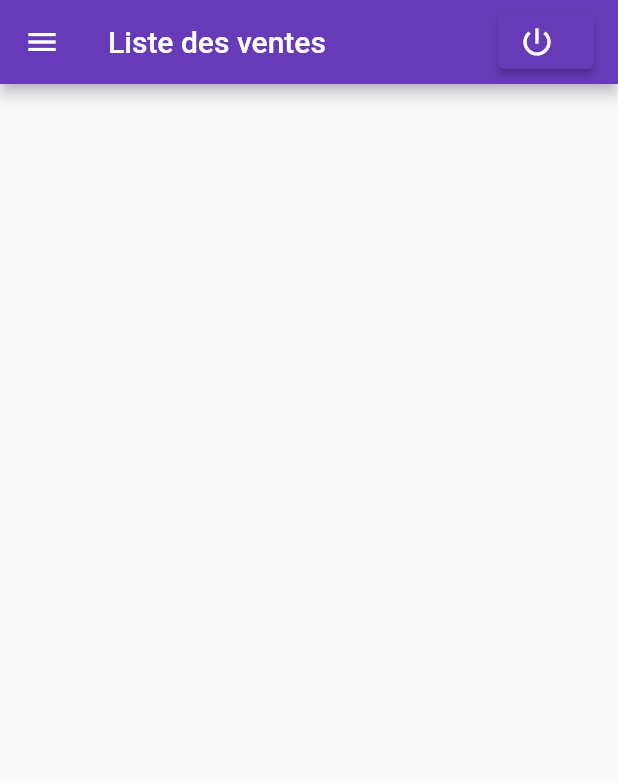
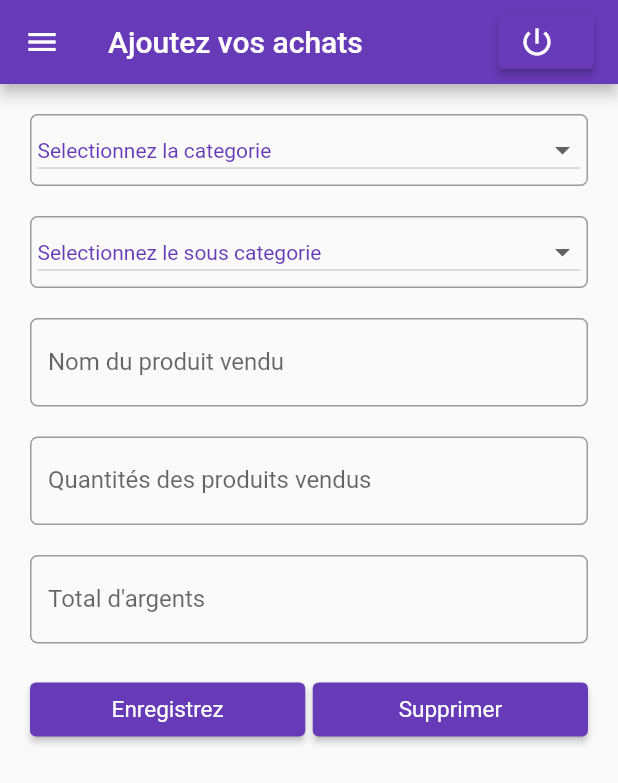
Before and after one commit to Kgermando/bm, a Flutter app: the AddAchatScreen screen opened directly, on a phone screen of 412 x 824 dp. Shown: the top 783 px of the screen. Run offline on Flutter 3.47's test engine with Material 2 defaults, Android fonts, the light colour scheme and no system bars; our stand-ins replace sqflite; accounts and stored records are empty.

Commit message:
add widgets form achat

```diff
--- a/lib/main.dart
+++ b/lib/main.dart
@@ -18,81 +18,3 @@ class MyApp extends StatelessWidget {
     );
   }
 }
-
-
-
-class MyHomePage extends StatefulWidget {
-  MyHomePage({Key? key, required this.title}) : super(key: key);
-
-  final String title;
-
-  @override
-  _MyHomePageState createState() => _MyHomePageState();
-}
-
-class _MyHomePageState extends State<MyHomePage> {
-  int _counter = 0;
-
-  void _incrementCounter() {
-    setState(() {
-      // This call to setState tells the Flutter framework that something has
-      // changed in this State, which causes it to rerun the build method below
-      // so that the display can reflect the updated values. If we changed
-      // _counter without calling setState(), then the build method would not be
-      // called again, and so nothing would appear to happen.
-      _counter++;
-    });
-  }
-
-  @override
-  Widget build(BuildContext context) {
-    // This method is rerun every time setState is called, for instance as done
-    // by the _incrementCounter method above.
-    //
-    // The Flutter framework has been optimized to make rerunning build methods
-    // fast, so that you can just rebuild anything that needs updating rather
-    // than having to individually change instances of widgets.
-    return Scaffold(
-      appBar: AppBar(
-        // Here we take the value from the MyHomePage object that was created by
-        // the App.build method, and use it to set our appbar title.
-        title: Text(widget.title),
-      ),
-      body: Center(
-        // Center is a layout widget. It takes a single child and positions it
-        // in the middle of the parent.
-        child: Column(
-          // Column is also a layout widget. It takes a list of children and
-          // arranges them vertically. By default, it sizes itself to fit its
-          // children horizontally, and tries to be as tall as its parent.
-          //
-          // Invoke "debug painting" (press "p" in the console, choose the
-          // "Toggle Debug Paint" action from the Flutter Inspector in Android
-          // Studio, or the "Toggle Debug Paint" command in Visual Studio Code)
-          // to see the wireframe for each widget.
-          //
-          // Column has various properties to control how it sizes itself and
-          // how it positions its children. Here we use mainAxisAlignment to
-          // center the children vertically; the main axis here is the vertical
-          // axis because Columns are vertical (the cross axis would be
-          // horizontal).
-          mainAxisAlignment: MainAxisAlignment.center,
-          children: <Widget>[
-            Text(
-              'You have pushed the button this many times:',
-            ),
-            Text(
-              '$_counter',
-              style: Theme.of(context).textTheme.headline4,
-            ),
-          ],
-        ),
-      ),
-      floatingActionButton: FloatingActionButton(
-        onPressed: _incrementCounter,
-        tooltip: 'Increment',
-        child: Icon(Icons.add),
-      ), // This trailing comma makes auto-formatting nicer for build methods.
-    );
-  }
-}
--- a/lib/src/produits/achats/aad_achat_screen.dart
+++ /dev/null
@@ -1,31 +0,0 @@
-import 'package:e_management/src/screens/sidebar_screen.dart';
-import 'package:flutter/material.dart';
-
-class AddAchatScreen extends StatefulWidget {
-  const AddAchatScreen({ Key? key }) : super(key: key);
-
-  @override
-  _AddAchatScreenState createState() => _AddAchatScreenState();
-}
-
-class _AddAchatScreenState extends State<AddAchatScreen> {
-  @override
-  Widget build(BuildContext context) {
-    return Scaffold(
-      appBar: AppBar(
-          title: Row(
-        mainAxisAlignment: MainAxisAlignment.spaceBetween,
-        children: <Widget>[
-          Text('Liste des ventes'),
-          ElevatedButton.icon(
-            onPressed: () {},
-            icon: Icon(Icons.power_settings_new),
-            label: Text(''),
-          ),
-        ],
-      )),
-      drawer: SideBarScreen(),
-      body: Container(),
-    );
-  }
-}
--- /dev/null
+++ b/lib/src/produits/achats/add_achat_screen.dart
@@ -0,0 +1,233 @@
+import 'package:e_management/src/screens/sidebar_screen.dart';
+import 'package:flutter/material.dart';
+
+class AddAchatScreen extends StatefulWidget {
+  const AddAchatScreen({Key? key}) : super(key: key);
+
+  @override
+  _AddAchatScreenState createState() => _AddAchatScreenState();
+}
+
+class _AddAchatScreenState extends State<AddAchatScreen> {
+  final ButtonStyle style =
+      ElevatedButton.styleFrom(textStyle: const TextStyle(fontSize: 10));
+  final String categorieValue =  'Selectionnez la categorie';
+  static var _categorie = <String>[
+    'Selectionnez la categorie',
+    'Pain',
+    'Lait',
+    'Boisson',
+    'Stylo',
+    'Cahier',
+    'Huile',
+    'Farine',
+    'Biscuit'
+  ];
+
+  final String sousCategorieValue = 'Selectionnez le sous categorie';
+  static var _sousCategorie = [
+    'Selectionnez le sous categorie',
+    'Baguette',
+    'Gateau',
+    'Kanga journee',
+    'Zest',
+    'Oragina',
+    'Bic Bic',
+    'Speciale',
+    'Salte',
+    'Rouge',
+    'Fromat',
+    'Fraine de manioc'
+  ];
+
+  @override
+  Widget build(BuildContext context) {
+    return Scaffold(
+      appBar: AppBar(
+          title: Row(
+        mainAxisAlignment: MainAxisAlignment.spaceBetween,
+        children: <Widget>[
+          Text('Ajoutez vos achats'),
+          ElevatedButton.icon(
+            onPressed: () {},
+            icon: Icon(Icons.power_settings_new),
+            label: Text(''),
+          ),
+        ],
+      )),
+      drawer: SideBarScreen(),
+      body: SingleChildScrollView(
+        child: Container(
+          margin: EdgeInsets.all(20.0),
+          child: Form(
+            child: Column(
+              children: [
+                categorieField(),
+                sousCategorieFIeld(),
+                nameProductField(),
+                quantityField(),
+                priceField(),
+                Row(
+                  children: [
+                    Expanded(
+                      child: saveForm(),
+                    ),
+                    SizedBox(
+                      width: 5.0,
+                    ),
+                    Expanded(
+                      child: deleteForm(),
+                    ),
+                  ],
+                ),
+              ],
+            )
+          ),
+        ),
+      ),
+    );
+  }
+
+  Widget categorieField() {
+    return Container(
+      margin: const EdgeInsets.only(bottom: 20.0),
+      child: Column(
+        children: [
+          // Text("Categorie"),
+          InputDecorator(
+            decoration: InputDecoration(
+                border:
+                  OutlineInputBorder(borderRadius: BorderRadius.circular(5.0)),
+                contentPadding: EdgeInsets.all(5.0),
+              ),
+            child: DropdownButton<String>(
+              value: categorieValue,
+              icon: const Icon(Icons.arrow_drop_down),
+              iconSize: 24,
+              elevation: 16,
+              isDense: true,
+              isExpanded: true,
+              style: const TextStyle(color: Colors.deepPurple),
+              onChanged: (String? newValue) {},
+              items: _categorie.map<DropdownMenuItem<String>>((String value) {
+                return DropdownMenuItem<String>(
+                  value: value,
+                  child: Text(value),
+                );
+              }).toList(),
+            ),
+          )
+        ],
+      ),
+    );
+  }
+
+  Widget sousCategorieFIeld() {
+    return Container(
+      margin: const EdgeInsets.only(bottom: 20.0),
+      child: Column(
+        children: [
+          // Text("Sous Categorie"),
+          InputDecorator(
+            decoration: InputDecoration(
+              border:
+              OutlineInputBorder(borderRadius: BorderRadius.circular(5.0)),
+              contentPadding: EdgeInsets.all(5.0),
+            ),
+            child: DropdownButton<String>(
+              value: sousCategorieValue,
+              icon: const Icon(Icons.arrow_drop_down),
+              iconSize: 24,
+              elevation: 16,
+              isDense: true,
+              isExpanded: true,
+              style: const TextStyle(color: Colors.deepPurple),
+              onChanged: (String? newValue) {},
+              items:
+                _sousCategorie.map<DropdownMenuItem<String>>((String value) {
+                return DropdownMenuItem<String>(
+                  value: value,
+                  child: Text(value),
+                );
+              }).toList(),
+            ),
+          )
+        ],
+      ),
+    );
+  }
+
+  Widget nameProductField() {
+    return Container(
+      margin: const EdgeInsets.only(bottom: 20.0),
+      child: TextFormField(
+        keyboardType: TextInputType.text,
+        decoration: InputDecoration(
+          labelText: 'Nom du produit vendu',
+          labelStyle: TextStyle(),
+          border: OutlineInputBorder(
+            borderRadius: BorderRadius.circular(5.0),
+          ),
+        ),
+      ),
+    );
+  }
+
+  Widget quantityField() {
+    return Container(
+      margin: const EdgeInsets.only(bottom: 20.0),
+      child: TextFormField(
+        keyboardType: TextInputType.number,
+        decoration: InputDecoration(
+          labelText: 'Quantités des produits vendus',
+          labelStyle: TextStyle(),
+          border: OutlineInputBorder(
+            borderRadius: BorderRadius.circular(5.0),
+          ),
+        ),
+      ),
+    );
+  }
+
+  Widget priceField() {
+    return Container(
+      margin: const EdgeInsets.only(bottom: 20.0),
+      child: TextFormField(
+        keyboardType: TextInputType.number,
+        decoration: InputDecoration(
+          labelText: 'Total d\'argents',
+          labelStyle: TextStyle(),
+          border: OutlineInputBorder(
+            borderRadius: BorderRadius.circular(5.0),
+          ),
+        ),
+      ),
+    );
+  }
+
+  Widget saveForm() {
+    return ElevatedButton(
+      onPressed: () {
+        setState(() {});
+      },
+      child: Text(
+        'Enregistrez',
+        textScaleFactor: 1.5,
+      ),
+      style: style,
+    );
+  }
+
+  Widget deleteForm() {
+    return ElevatedButton(
+      onPressed: () {
+        setState(() {});
+      },
+      child: Text(
+        'Supprimer',
+        textScaleFactor: 1.5,
+      ),
+      style: style,
+    );
+  }
+}
--- a/lib/src/produits/achats/list_achat_screen.dart
+++ b/lib/src/produits/achats/list_achat_screen.dart
@@ -1,4 +1,4 @@
-import 'package:e_management/src/produits/achats/aad_achat_screen.dart';
+import 'package:e_management/src/produits/achats/add_achat_screen.dart';
 import 'package:e_management/src/screens/sidebar_screen.dart';
 import 'package:flutter/material.dart';
 
@@ -17,7 +17,7 @@ class _ListAchatScreenState extends State<ListAchatScreen> {
           title: Row(
         mainAxisAlignment: MainAxisAlignment.spaceBetween,
         children: <Widget>[
-          Text('Liste des ventes'),
+          Text('Liste des achats'),
           ElevatedButton.icon(
             onPressed: () {},
             icon: Icon(Icons.power_settings_new),
--- a/lib/src/screens/sidebar_screen.dart
+++ b/lib/src/screens/sidebar_screen.dart
@@ -1,4 +1,5 @@
-import 'package:e_management/src/produits/achats/aad_achat_screen.dart';
+import 'package:e_management/src/produits/achats/add_achat_screen.dart';
+import 'package:e_management/src/produits/achats/list_achat_screen.dart';
 import 'package:e_management/src/produits/ventes/add_vente_screen.dart';
 import 'package:e_management/src/produits/ventes/list_vente_screen.dart';
 import 'package:e_management/src/screens/contact_screen.dart';
@@ -34,13 +35,13 @@ class SideBarScreen extends StatelessWidget {
           ),
           ListTile(
             leading: Icon(Icons.dashboard),
-            title: Text("Produits"),
+            title: Text("Liste des Achats"),
             onTap: () {
-                print("Produits Clicked");
+                print("List Achats Clicked");
               Navigator.push(
               context,
               MaterialPageRoute(
-                builder: (context) => HomeScreen())
+                builder: (context) => ListAchatScreen())
               );
             },
           ),
```
